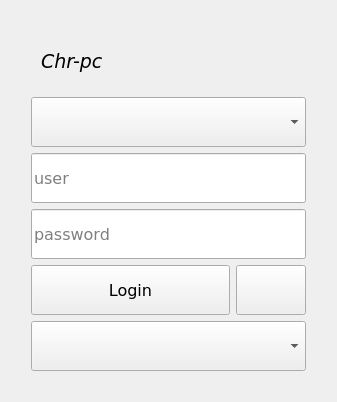
Above: loginform.ui from surlykke/qt-lightdm-greeter before the change. Below: the same form after it.
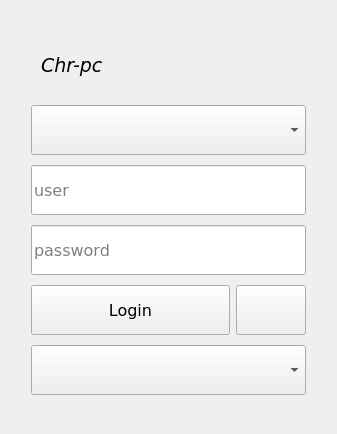
That is the form after the change. Icons and pictures are not drawn.

Commit message: Make return everywhere in loginform trigger loginButton click

```diff
--- a/loginform.ui
+++ b/loginform.ui
@@ -7,7 +7,7 @@
     <x>0</x>
     <y>0</y>
     <width>337</width>
-    <height>380</height>
+    <height>434</height>
    </rect>
   </property>
   <property name="font">
```
Left out of the diff: 19 changed lines with no effect on the pictures. The commit also changes 2 other files.
